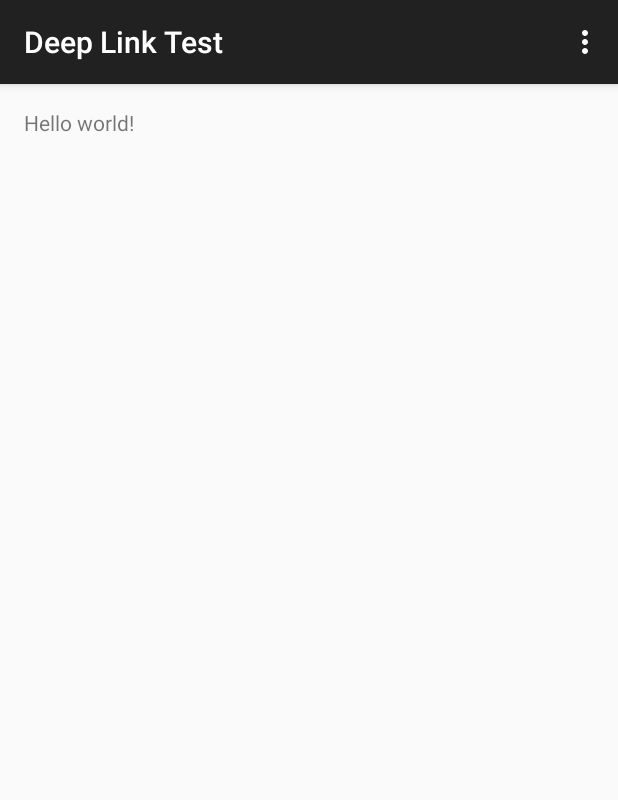
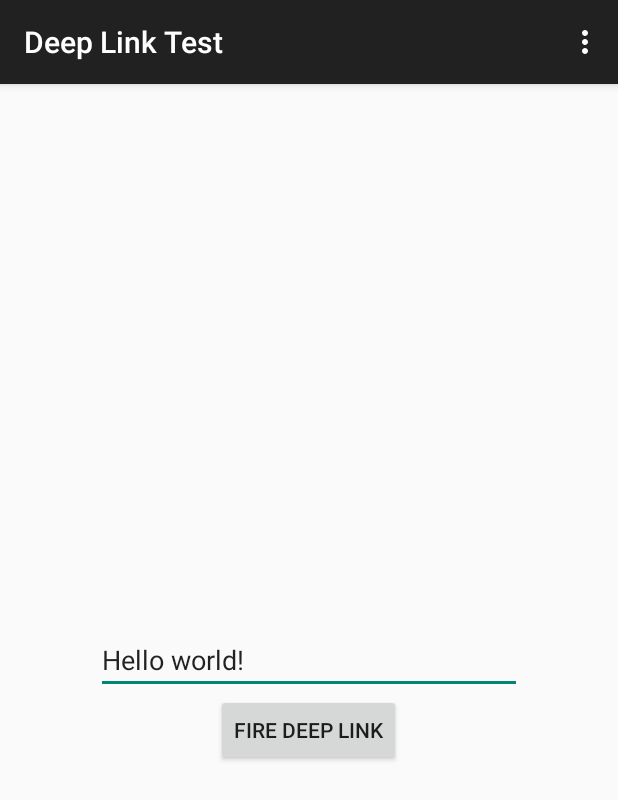
Before and after one commit to wispborne/deep-link-launcher, an Android app: the screen it shows after launch (DeepLinkTestActivity), on a phone screen of 412 x 824 dp. Shown: the top 800 px of the screen. Run offline under Robolectric (Android 15) with nearby library versions, the phone set to English and light mode, and no system bars.

Commit message:
basic app functionality completed

```diff
--- a/app/src/main/res/layout/activity_deep_link_test.xml
+++ b/app/src/main/res/layout/activity_deep_link_test.xml
@@ -8,9 +8,23 @@
                 android:paddingBottom="@dimen/activity_vertical_margin"
                 tools:context=".DeepLinkTestActivity">
 
-    <TextView
+    <EditText
             android:text="@string/hello_world"
+            android:id="@+id/deep_link_input"
+            android:layout_marginLeft="48dp"
+            android:layout_marginRight="48dp"
+            android:layout_width="match_parent"
+            android:layout_height="wrap_content"
+            android:layout_centerInParent="true"
+            android:hint="Enter deep link"
+            />
+    <Button android:id="@+id/deep_link_action_button"
             android:layout_width="wrap_content"
-            android:layout_height="wrap_content"/>
+            android:layout_height="wrap_content"
+            android:text="fire deep link"
+            android:layout_below="@id/deep_link_input"
+            android:layout_centerHorizontal="true"
+            android:onClick="testDeepLink"
+            />
 
 </RelativeLayout>
```
Also changed, not shown: app/src/main/java/com/manoj/dlt/DeepLinkTestActivity.java (+52 -1 lines).
